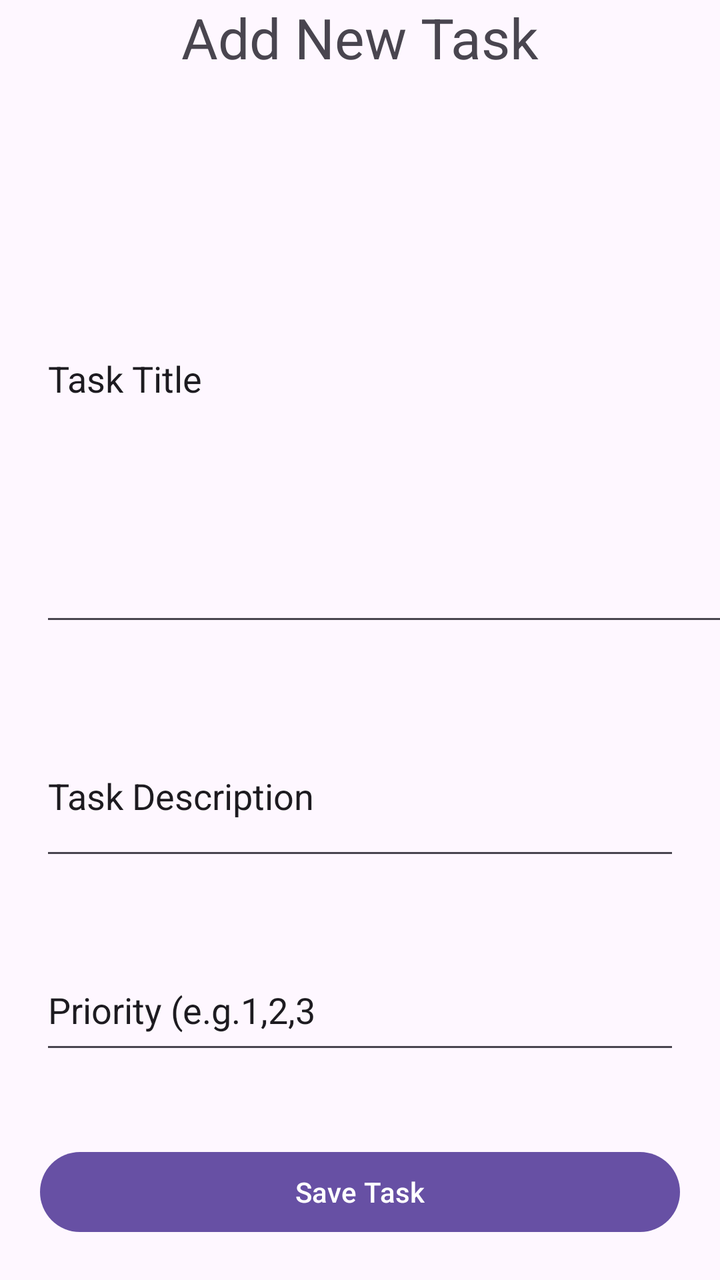
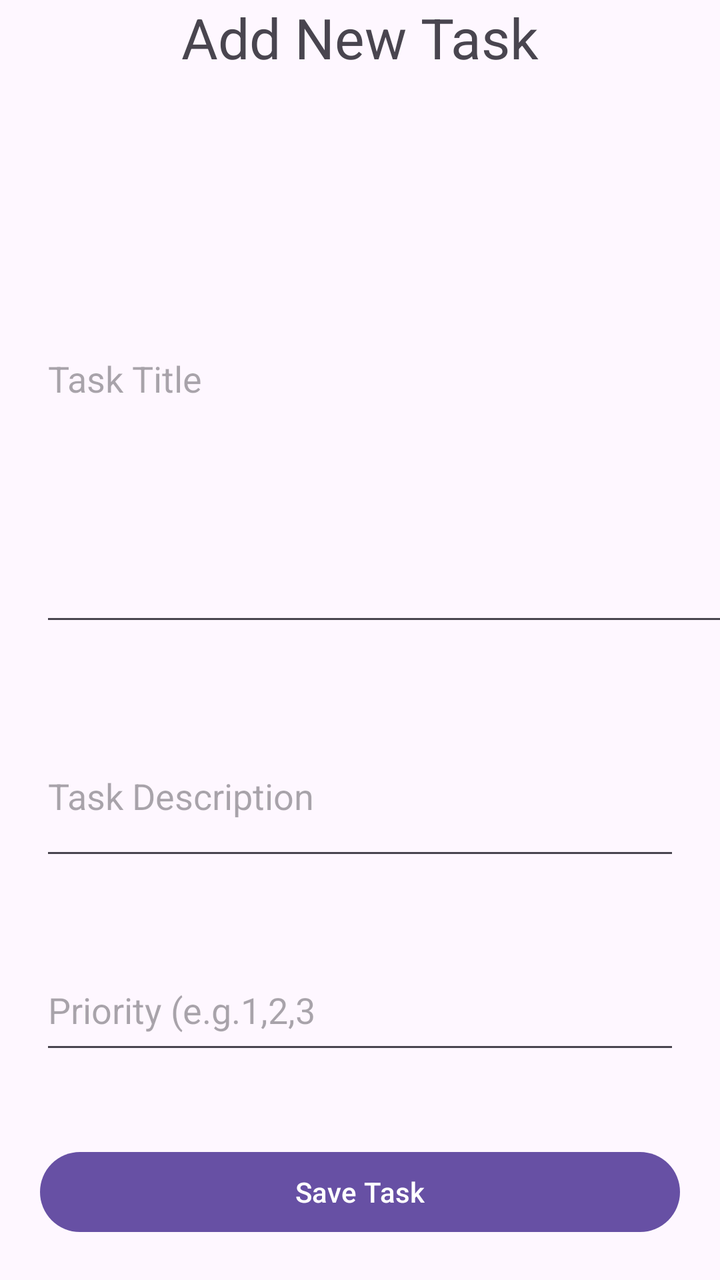

Before-and-after screenshots of an Android layout around one commit, followed by the original layout XML and the change that was made.
<!-- AndroidManifest.xml: application theme Theme.NEWPROJECT -->
<!-- res/layout/activity_add_task.xml -->
<?xml version="1.0" encoding="utf-8"?>
<LinearLayout xmlns:android="http://schemas.android.com/apk/res/android"
    xmlns:app="http://schemas.android.com/apk/res-auto"
    xmlns:tools="http://schemas.android.com/tools"
    android:id="@+id/main"
    android:layout_width="match_parent"
    android:layout_height="wrap_content"
    android:orientation="vertical">

    <TextView
        android:id="@+id/textView"
        android:layout_width="match_parent"
        android:layout_height="wrap_content"
        android:layout_gravity="center|top"
        android:gravity="center|top"
        android:text="Add New Task"
        android:textSize="28dp" />

    <EditText
        android:id="@+id/etTitle"
        android:layout_width="371dp"
        android:layout_height="78dp"
        android:layout_gravity="center|left"
        android:layout_margin="20dp"
        android:layout_weight="1"
        android:ems="10"
        android:inputType="text"
        android:text="Task Title" />

    <EditText
        android:id="@+id/etDescription"
        android:layout_width="match_parent"
        android:layout_height="77dp"
        android:layout_margin="20dp"
        android:ems="10"
        android:inputType="text"
        android:text="Task Description" />

    <EditText
        android:id="@+id/etPriority"
        android:layout_width="match_parent"
        android:layout_height="57dp"
        android:layout_margin="20dp"
        android:ems="10"
        android:inputType="text"
        android:text="Priority (e.g.1,2,3" />

    <Button
        android:id="@+id/btnSaveTask"
        android:layout_width="match_parent"
        android:layout_height="wrap_content"
        android:layout_margin="20dp"
        android:text="Save Task" />

</LinearLayout>
<!-- resources referenced by this layout -->
<resources>
  <style name="Theme.NEWPROJECT" parent="Base.Theme.NEWPROJECT" />
  <style name="Base.Theme.NEWPROJECT" parent="Theme.Material3.DayNight.NoActionBar">
          
          
      </style>
</resources>

<!-- the commit's change to res/layout/activity_add_task.xml (unified diff, before → after) -->
@@ -24,8 +24,8 @@
         android:layout_margin="20dp"
         android:layout_weight="1"
         android:ems="10"
-        android:inputType="text"
-        android:text="Task Title" />
+        android:hint="Task Title"
+        android:inputType="text" />
 
     <EditText
         android:id="@+id/etDescription"
@@ -33,8 +33,8 @@
         android:layout_height="77dp"
         android:layout_margin="20dp"
         android:ems="10"
-        android:inputType="text"
-        android:text="Task Description" />
+        android:hint="Task Description"
+        android:inputType="text" />
 
     <EditText
         android:id="@+id/etPriority"
@@ -42,8 +42,8 @@
         android:layout_height="57dp"
         android:layout_margin="20dp"
         android:ems="10"
-        android:inputType="text"
-        android:text="Priority (e.g.1,2,3" />
+        android:hint="Priority (e.g.1,2,3"
+        android:inputType="text" />
 
     <Button
         android:id="@+id/btnSaveTask"
